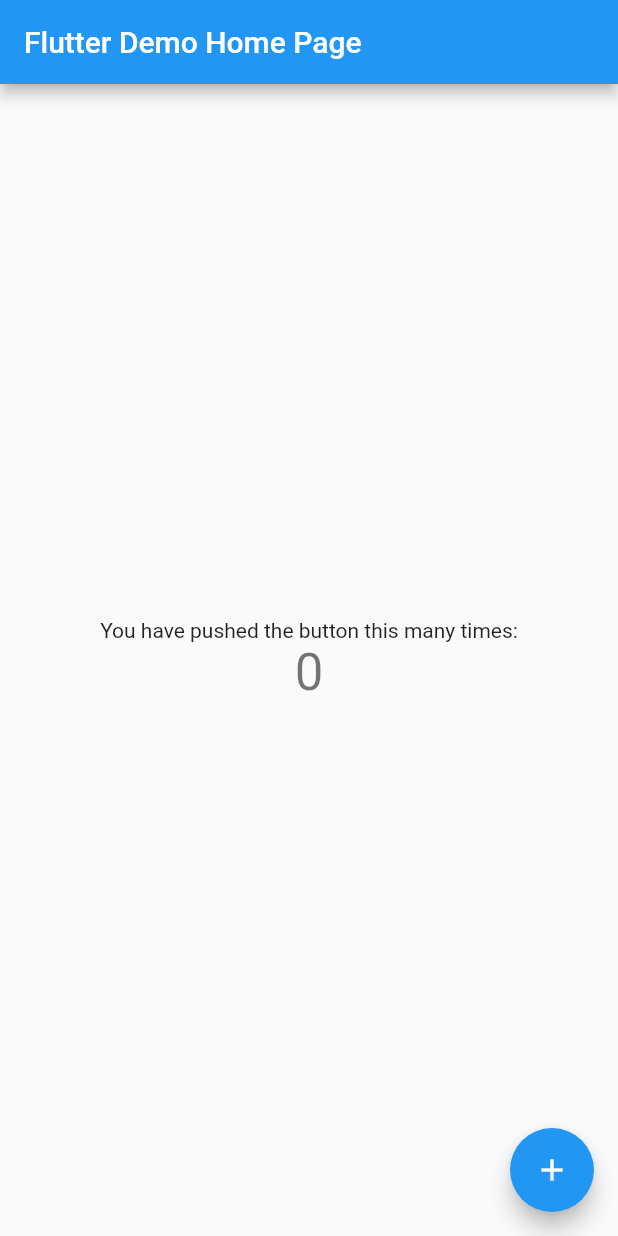
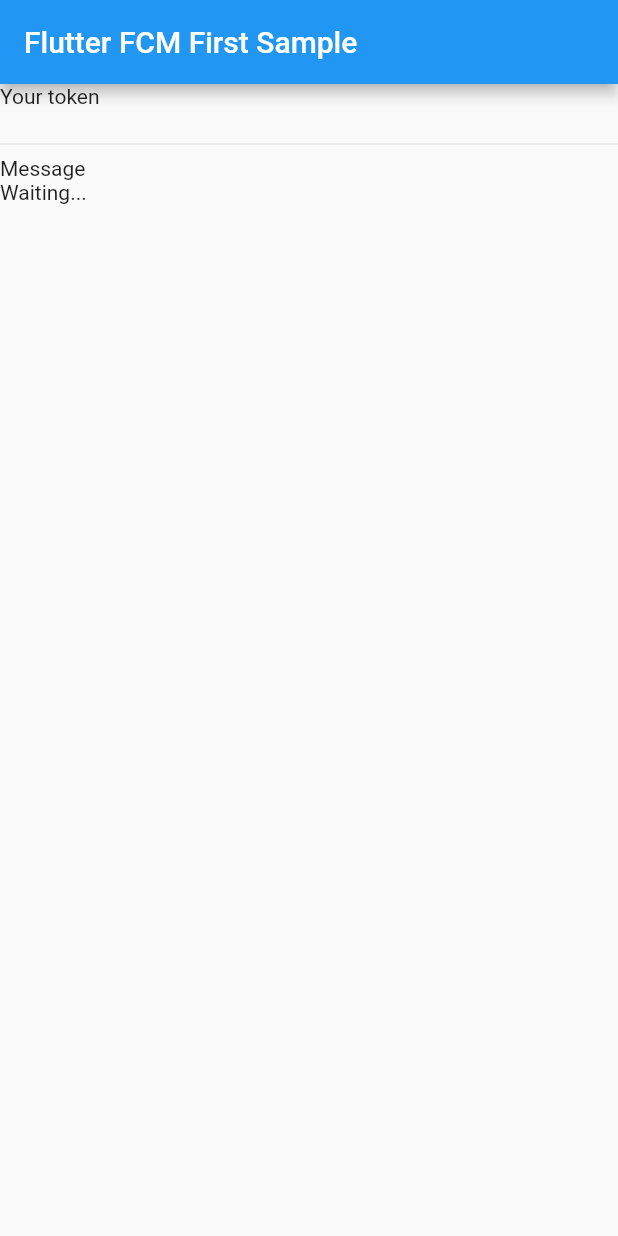
Before and after one commit to yana1316/flutter_fcm_first_sample, a Flutter app: the screen it shows after launch, on a phone screen of 412 x 824 dp. Run offline on Flutter 3.47's test engine with Material 2 defaults, Android fonts, the phone set to English and light mode, and no system bars; our stand-ins replace firebase_messaging; accounts and stored records are empty.

Commit message:
FCM確認用のプログラム追加

```diff
--- a/lib/main.dart
+++ b/lib/main.dart
@@ -1,4 +1,5 @@
 import 'package:flutter/material.dart';
+import 'package:firebase_messaging/firebase_messaging.dart';
 
 void main() {
   runApp(MyApp());
@@ -9,12 +10,12 @@ class MyApp extends StatelessWidget {
   @override
   Widget build(BuildContext context) {
     return MaterialApp(
-      title: 'Flutter Demo',
+      title: 'Flutter FCM',
       theme: ThemeData(
         primarySwatch: Colors.blue,
         visualDensity: VisualDensity.adaptivePlatformDensity,
       ),
-      home: MyHomePage(title: 'Flutter Demo Home Page'),
+      home: MyHomePage(title: 'Flutter FCM First Sample'),
     );
   }
 }
@@ -29,12 +30,48 @@ class MyHomePage extends StatefulWidget {
 }
 
 class _MyHomePageState extends State<MyHomePage> {
-  int _counter = 0;
+  final FirebaseMessaging _firebaseMessaging = FirebaseMessaging();
+  String _token = "Waiting...";
+  String _message = "Waiting...";
 
-  void _incrementCounter() {
-    setState(() {
-      _counter++;
+  @override
+  void initState() {
+    super.initState();
+
+    /// iOS用 PUSH通知の許可確認
+    _firebaseMessaging.requestNotificationPermissions(
+        const IosNotificationSettings(sound: true, badge: true, alert: true));
+
+    /// FCM token の取得
+    _firebaseMessaging.getToken().then((String token) {
+      assert(token != null);
+      setState(() {
+        _token = token;
+      });
+      print("token: $_token");
     });
+
+    /// メッセージ受信時の処理
+    _firebaseMessaging.configure(
+      onMessage: (Map<String, dynamic> message) async {
+        setState(() {
+          _message = "onMessage: $message";
+        });
+        print("onMessage: $message");
+      },
+      onLaunch: (Map<String, dynamic> message) async {
+        setState(() {
+          _message = "onLaunch: $message";
+        });
+        print("onLaunch: $message");
+      },
+      onResume: (Map<String, dynamic> message) async {
+        setState(() {
+          _message = "onResume: $message";
+        });
+        print("onResume: $message");
+      },
+    );
   }
 
   @override
@@ -43,24 +80,18 @@ class _MyHomePageState extends State<MyHomePage> {
       appBar: AppBar(
         title: Text(widget.title),
       ),
-      body: Center(
+      body: SafeArea(
         child: Column(
-          mainAxisAlignment: MainAxisAlignment.center,
+          mainAxisAlignment: MainAxisAlignment.start,
+          crossAxisAlignment: CrossAxisAlignment.start,
           children: <Widget>[
-            Text(
-              'You have pushed the button this many times:',
-            ),
-            Text(
-              '$_counter',
-              style: Theme.of(context).textTheme.headline4,
-            ),
+            Text('Your token'),
+            Text(_token),
+            Divider(),
+            Text('Message'),
+            Text(_message),
           ],
         ),
-      ),
-      floatingActionButton: FloatingActionButton(
-        onPressed: _incrementCounter,
-        tooltip: 'Increment',
-        child: Icon(Icons.add),
       ),
     );
   }
--- a/pubspec.yaml
+++ b/pubspec.yaml
@@ -23,7 +23,7 @@ environment:
 dependencies:
   flutter:
     sdk: flutter
-
+  firebase_messaging: ^7.0.3
 
   # The following adds the Cupertino Icons font to your application.
   # Use with the CupertinoIcons class for iOS style icons.
```
Also changed, not shown: pubspec.lock.
